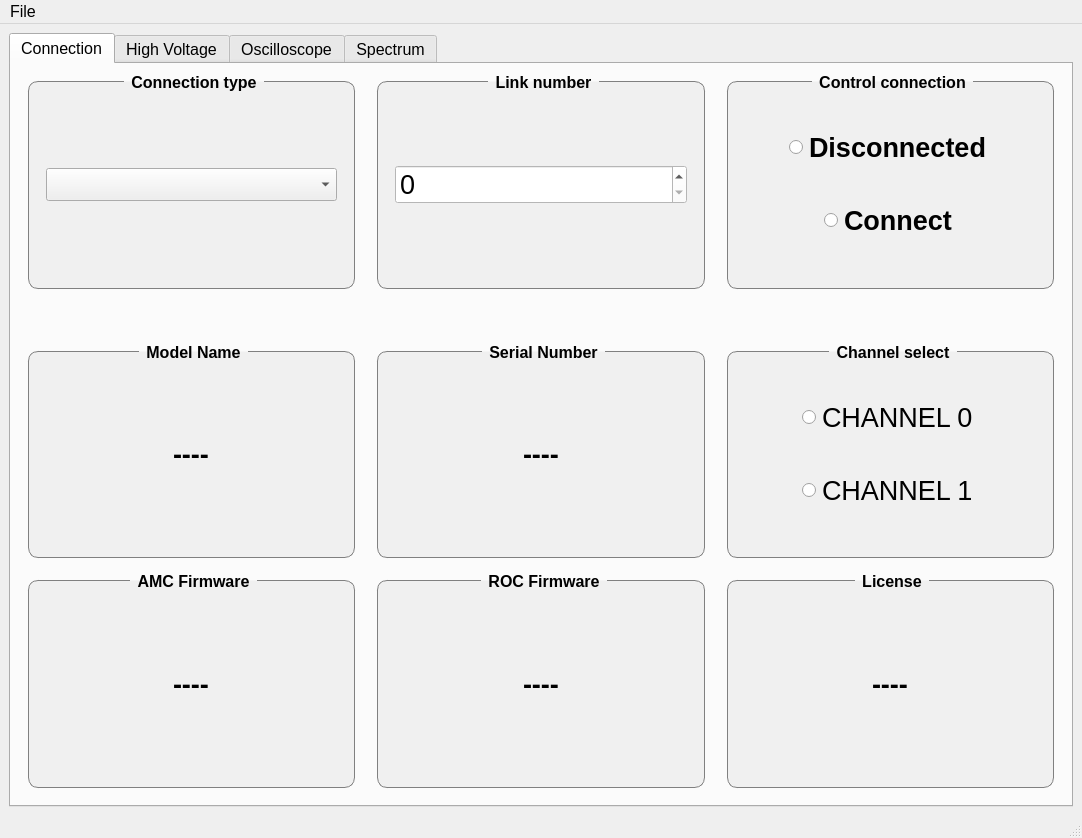
Old version of the form design.ui in the repository muchnoi/HPGe-Acquisition.
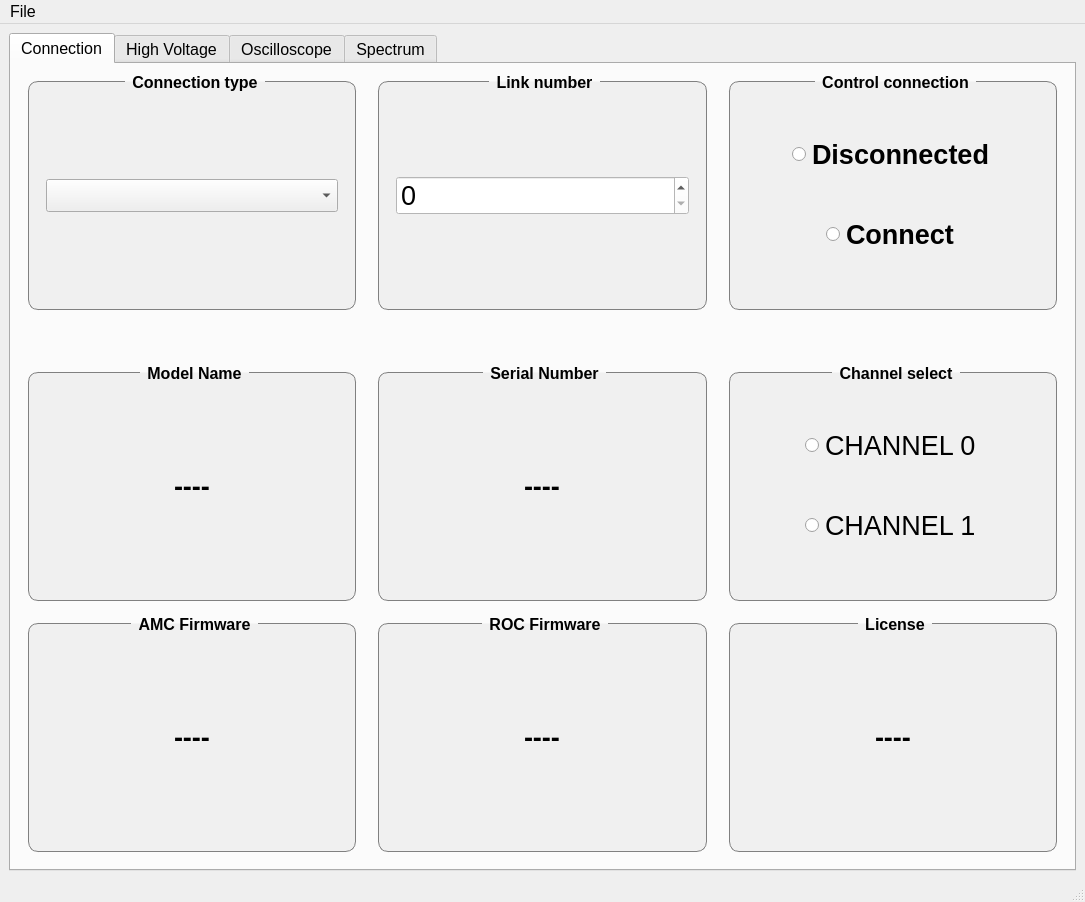
New version of the form. The open tabs and pages were chosen to show the change. Custom widgets are drawn as their Qt base class.

Patch:
```diff
--- a/design.ui
+++ b/design.ui
@@ -6,8 +6,8 @@
    <rect>
     <x>0</x>
     <y>0</y>
-    <width>1082</width>
-    <height>838</height>
+    <width>1085</width>
+    <height>902</height>
    </rect>
   </property>
   <property name="sizePolicy">
@@ -1748,7 +1748,7 @@
     <rect>
      <x>0</x>
      <y>0</y>
-     <width>1082</width>
+     <width>1085</width>
      <height>29</height>
     </rect>
    </property>
```
Left out of the diff: 119 changed lines with no effect on the pictures.
